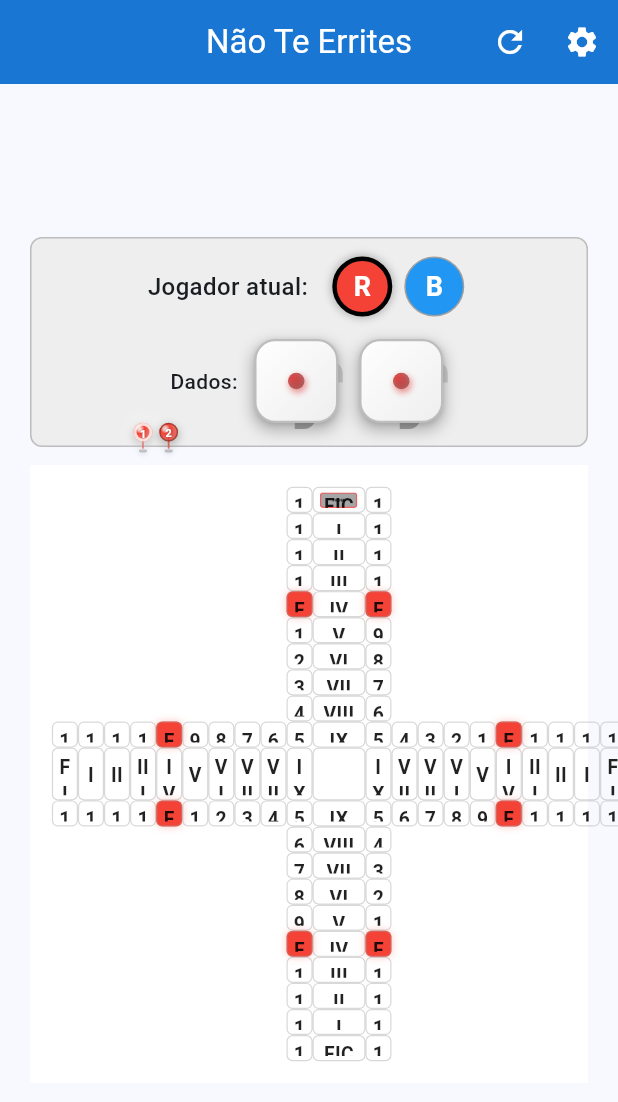
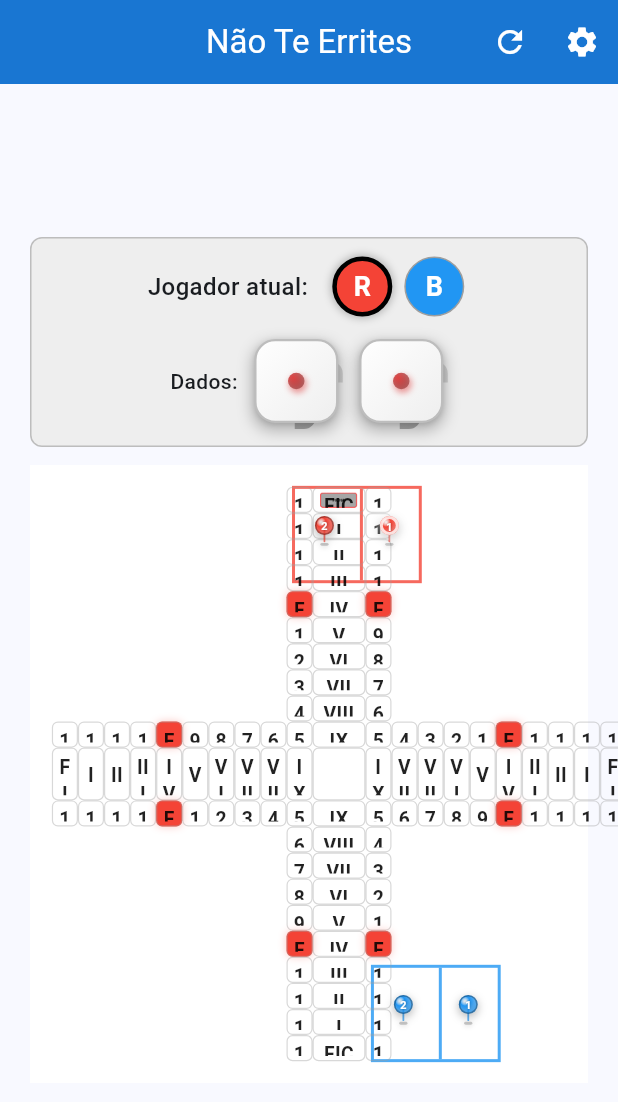
Before and after one commit to pgomes42/naote, a Flutter app: the GameScreen screen opened directly, on a phone screen of 412 x 824 dp. Shown: the top 1102 px of the screen. Run offline on Flutter 3.47's test engine with Material 3 defaults, Android fonts, the phone set to English and light mode, and no system bars.

Commit message:
Ajusta layout da casa inicial e posicionamento das peças

```diff
--- a/lib/screens/game_screen.dart
+++ b/lib/screens/game_screen.dart
@@ -178,6 +178,7 @@ class _GameScreenState extends State<GameScreen> {
 
   bool _isOffBoardCell(String cellId) {
     return cellId.startsWith('OUT_');
+    return cellId.startsWith('HOME_') || cellId.startsWith('OUT_');
   }
 
   void _initializeDynamicWidgets() {
@@ -2129,6 +2130,8 @@ class _GameScreenState extends State<GameScreen> {
           Positioned.fill(
             child: Container(color: Colors.white),
           ),
+          // Casas iniciais dos jogadores (retângulos divididos ao meio)
+          ..._buildInitialHomeAreas(geometry),
           // Células (sem peças dinâmicas dentro)
           ...cells.map(
             (cell) => Positioned(
@@ -2158,9 +2161,62 @@ class _GameScreenState extends State<GameScreen> {
     );
   }
 
+  List<Widget> _buildInitialHomeAreas(BoardGeometry geometry) {
+    final homes = <Widget>[];
+    final pieceSize = 14 * geometry.scale.clamp(1.0, 2.2);
+    final pieceWidth = pieceSize * 1.5;
+    final pieceHeight = pieceSize * 2.5;
+
+    for (final player in _activePlayers) {
+      final rect = _getInitialHomeRect(
+        geometry,
+        player,
+        pieceWidth: pieceWidth,
+        pieceHeight: pieceHeight,
+        totalPieces: widget.piecesPerPlayer,
+      );
+      final playerColor = PlayerHelper.getColor(player);
+
+      homes.add(
+        Positioned(
+          left: rect.left,
+          top: rect.top,
+          width: rect.width,
+          height: rect.height,
+          child: Container(
+            decoration: BoxDecoration(
+              color: Colors.white,
+              border: Border.all(
+                color: playerColor.withValues(alpha: 0.8),
+                width: 2,
+              ),
+            ),
+            child: Stack(
+              children: [
+                Positioned(
+                  left: rect.width / 2,
+                  top: 0,
+                  bottom: 0,
+                  child: Container(
+                    width: 2,
+                    color: playerColor.withValues(alpha: 0.8),
+                  ),
+                ),
+              ],
+            ),
+          ),
+        ),
+      );
+    }
+
+    return homes;
+  }
+
   /// Constrói as peças flutuantes posicionadas no tabuleiro
   List<Widget> _buildFloatingPieces(BoardGeometry geometry) {
     final pieces = <Widget>[];
+    final allCells = geometry.buildCells();
+    final cellMap = {for (var c in allCells) c.id: c};
     final entries = <({Player player, int index, DynamicBoardWidget widget})>[];
 
     for (final player in _activePlayers) {
@@ -2180,9 +2236,10 @@ class _GameScreenState extends State<GameScreen> {
         pieces.addAll(_buildOffBoardPieces(geometry, cellEntries));
         continue;
       }
-
-      final cell = _findCellById(geometry, cellEntries.first.widget.cellId);
+      final cell = cellMap[cellEntries.first.widget.cellId];
+      // Se a célula não existe na geometria (ex: OUT_), usa o layout off-board antigo
       if (cell == null) {
+        pieces.addAll(_buildOffBoardPieces(geometry, cellEntries));
         continue;
       }
 
@@ -2229,21 +2286,22 @@ class _GameScreenState extends State<GameScreen> {
     final pieceSize = 14 * geometry.scale.clamp(1.0, 2.2);
     final pieceSizedBoxWidth = pieceSize * 1.5;
     final pieceSizedBoxHeight = pieceSize * 2.5;
-    final anchor = _getOffBoardAnchor(
-      geometry,
-      player,
-      pieceSizedBoxWidth,
-      pieceSizedBoxHeight,
-    );
 
     for (int slot = 0; slot < cellEntries.length; slot++) {
       final entry = cellEntries[slot];
-      final offset = _offsetForOffBoardSlot(player, slot, pieceSize);
+      final topLeft = _getOffBoardPieceTopLeft(
+        geometry,
+        player,
+        slot,
+        cellEntries.length,
+        pieceSizedBoxWidth,
+        pieceSizedBoxHeight,
+      );
 
       pieces.add(
         Positioned(
-          left: anchor.dx + offset.dx,
-          top: anchor.dy + offset.dy,
+          left: topLeft.dx,
+          top: topLeft.dy,
           child: GestureDetector(
             onTap: () {
               _selectDynamicWidget(entry.player, entry.index);
@@ -2262,50 +2320,118 @@ class _GameScreenState extends State<GameScreen> {
     return pieces;
   }
 
-  Offset _getOffBoardAnchor(
+  Rect _getInitialHomeRect(
     BoardGeometry geometry,
     Player player,
+    {
+    required double pieceWidth,
+    required double pieceHeight,
+    required int totalPieces,
+  }
+  ) {
+    final rows = math.max(1, (totalPieces / 2).ceil());
+    final horizontalPadding = pieceWidth * 0.30;
+    final verticalPadding = pieceHeight * 0.22;
+    final rowGap = pieceHeight * 0.12;
+
+    final halfWidth = pieceWidth + (horizontalPadding * 2);
+    final homeWidth = halfWidth * 2;
+    final contentHeight = (rows * pieceHeight) + ((rows - 1) * rowGap);
+    final homeHeight = contentHeight + (verticalPadding * 2);
+    final horizontalMargin = geometry.step * 0.8;
+    final verticalMargin = geometry.step * 0.8;
+    final topY = verticalMargin;
+    final bottomY = geometry.size.height - homeHeight - verticalMargin;
+    final leftX = horizontalMargin;
+    final rightX = geometry.size.width - homeWidth - horizontalMargin;
+    final rightNudge = geometry.step * 1.2;
+
+    final entryCellId = PlayerHelper.getStartingCell(player);
+    final allCells = geometry.buildCells();
+    final entryCell = allCells.where((cell) => cell.id == entryCellId).firstOrNull;
+
+    double clampX(double value) => value.clamp(leftX, rightX);
+    double clampY(double value) => value.clamp(topY, bottomY);
+
+    final arm = PlayerHelper.getArm(player);
+    if (entryCell == null) {
+      if (arm == 'A') return Rect.fromLTWH(leftX, topY, homeWidth, homeHeight);
+      if (arm == 'B') return Rect.fromLTWH(rightX, bottomY, homeWidth, homeHeight);
+      if (arm == 'C') return Rect.fromLTWH(leftX, bottomY, homeWidth, homeHeight);
+      return Rect.fromLTWH(rightX, topY, homeWidth, homeHeight);
+    }
+
+    final entryCenter = entryCell.rect.center;
+
+    switch (arm) {
+      case 'A':
+        return Rect.fromLTWH(
+          clampX(entryCenter.dx + geometry.step - (homeWidth / 2) + rightNudge),
+          topY,
+          homeWidth,
+          homeHeight,
+        );
+      case 'B':
+        return Rect.fromLTWH(
+          clampX(entryCenter.dx + geometry.step - (homeWidth / 2) + rightNudge),
+          bottomY,
+          homeWidth,
+          homeHeight,
+        );
+      case 'C':
+        return Rect.fromLTWH(
+          leftX,
+          clampY(entryCenter.dy - (homeHeight / 2)),
+          homeWidth,
+          homeHeight,
+        );
+      case 'D':
+        return Rect.fromLTWH(
+          rightX,
+          clampY(entryCenter.dy - (homeHeight / 2)),
+          homeWidth,
+          homeHeight,
+        );
+      default:
+        return Rect.fromLTWH(leftX, topY, homeWidth, homeHeight);
+    }
+  }
+
+  Offset _getOffBoardPieceTopLeft(
+    BoardGeometry geometry,
+    Player player,
+    int slot,
+    int total,
     double pieceWidth,
     double pieceHeight,
   ) {
-    switch (player) {
-      case Player.red:
-        return Offset(geometry.size.width * 0.15, -(pieceHeight * 0.9));
-        // Canto superior esquerdo
-        return const Offset(15, 15);
-      case Player.blue:
-        return Offset(geometry.size.width + (pieceWidth * 0.1), geometry.size.height * 0.18);
-        // Canto superior direito
-        return Offset(geometry.size.width - (pieceWidth * 2) - 15, 15);
-      case Player.green:
-        return Offset(geometry.size.width * 0.72, geometry.size.height + (pieceHeight * 0.1));
-        // Canto inferior direito
-        return Offset(geometry.size.width - (pieceWidth * 2) - 15, geometry.size.height - (pieceHeight * 2) - 15);
-      case Player.yellow:
-        return Offset(-(pieceWidth * 1.1), geometry.size.height * 0.7);
-        // Canto inferior esquerdo
-        return Offset(15, geometry.size.height - (pieceHeight * 2) - 15);
-    }
-  }
-
-  Offset _offsetForOffBoardSlot(Player player, int slot, double pieceSize) {
-    final delta = pieceSize * 0.95;
-    // Organiza as peças numa grelha 2x2
-    final deltaX = pieceSize * 1.5; // Largura do PinPieceWidget
-    final deltaY = pieceSize * 2.5; // Altura do PinPieceWidget
-
-    switch (player) {
-      case Player.red:
-      case Player.green:
-        return Offset(slot * delta, 0);
-      case Player.blue:
-      case Player.yellow:
-        return Offset(0, slot * delta);
-    }
-    final col = slot % 2;
+    final homeRect = _getInitialHomeRect(
+      geometry,
+      player,
+      pieceWidth: pieceWidth,
+      pieceHeight: pieceHeight,
+      totalPieces: total,
+    );
+    final logicalCol = slot % 2;
+    final col = logicalCol == 0 ? 1 : 0;
     final row = slot ~/ 2;
-
-    return Offset(col * deltaX, row * deltaY);
+    final rows = math.max(1, (total / 2).ceil());
+
+    final halfWidth = homeRect.width / 2;
+    final centerX = col == 0
+        ? homeRect.left + (halfWidth * 0.5)
+        : homeRect.left + halfWidth + (halfWidth * 0.5);
+
+    final verticalPadding = homeRect.height * 0.12;
+    final rowGap = pieceHeight * 0.15;
+    final rowStep = pieceHeight + rowGap;
+    final contentTop = homeRect.top + verticalPadding;
+    final centerY = contentTop + (row * rowStep) + (pieceHeight / 2);
+
+    return Offset(
+      centerX - (pieceWidth / 2),
+      centerY - (pieceHeight / 2),
+    );
   }
 
   Offset _offsetForCellSlot(int slot, int totalInCell, double pieceSize) {
```
